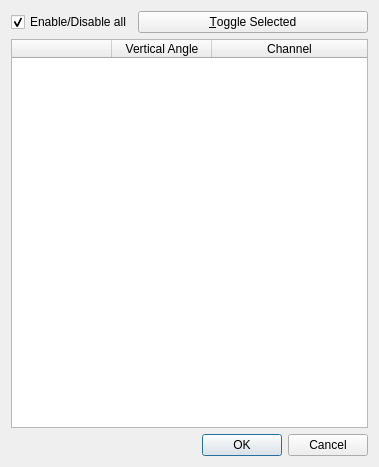
The window that VelodyneHDL/vvLaserSelectionDialog.ui (Kitware/VeloView) describes before a commit, drawn with Qt 5.
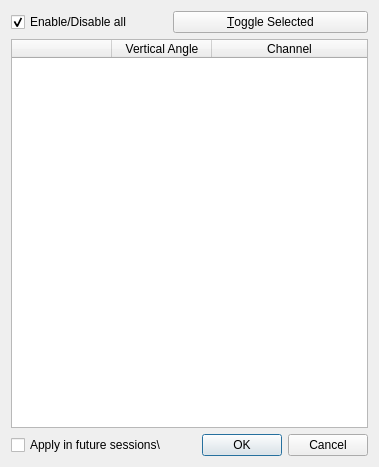
The same window after the commit.

Commit message:
Implement save for future sessions for cropping and selection
This only works for cropping until laser selection learns to save
settings.

Diff of the .ui file:
```diff
--- a/VelodyneHDL/vvLaserSelectionDialog.ui
+++ b/VelodyneHDL/vvLaserSelectionDialog.ui
@@ -90,6 +90,16 @@
      </property>
     </widget>
    </item>
+   <item row="7" column="1">
+    <widget class="QCheckBox" name="saveCheckBox">
+     <property name="text">
+      <string>Apply in future sessions\</string>
+     </property>
+     <property name="checked">
+      <bool>false</bool>
+     </property>
+    </widget>
+   </item>
   </layout>
  </widget>
  <resources/>
```
The commit also changes 2 other files.
